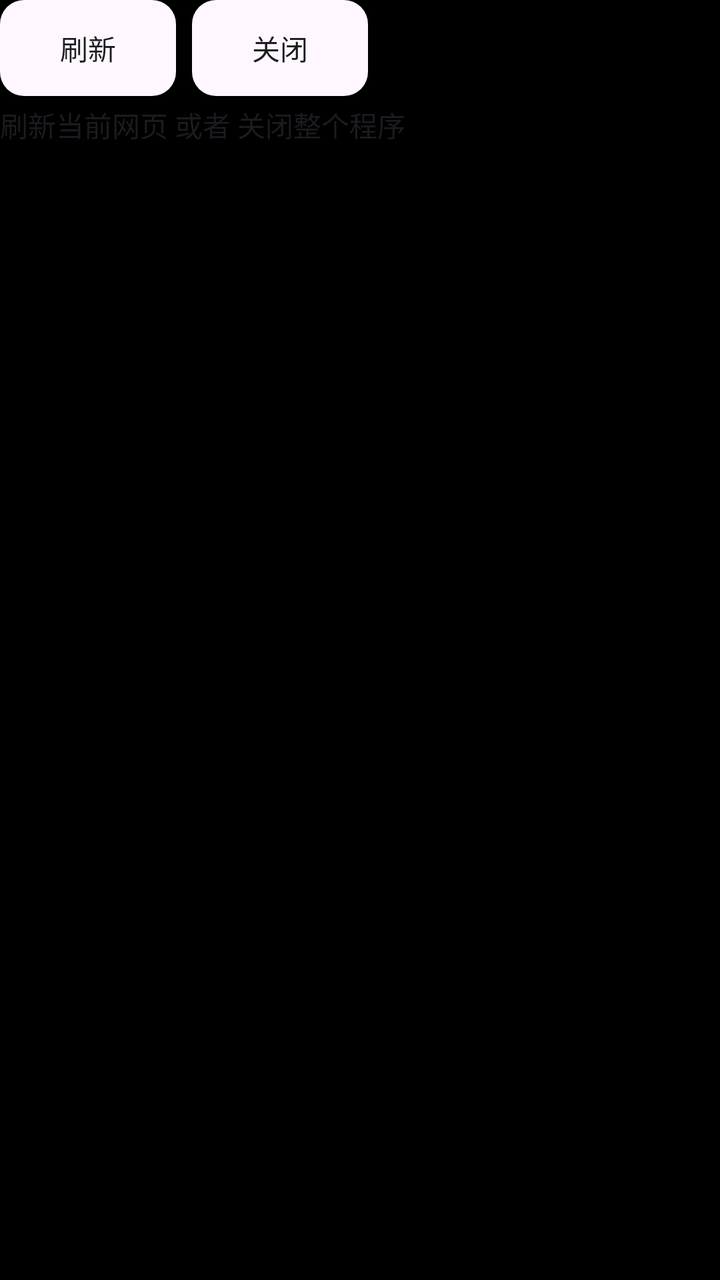
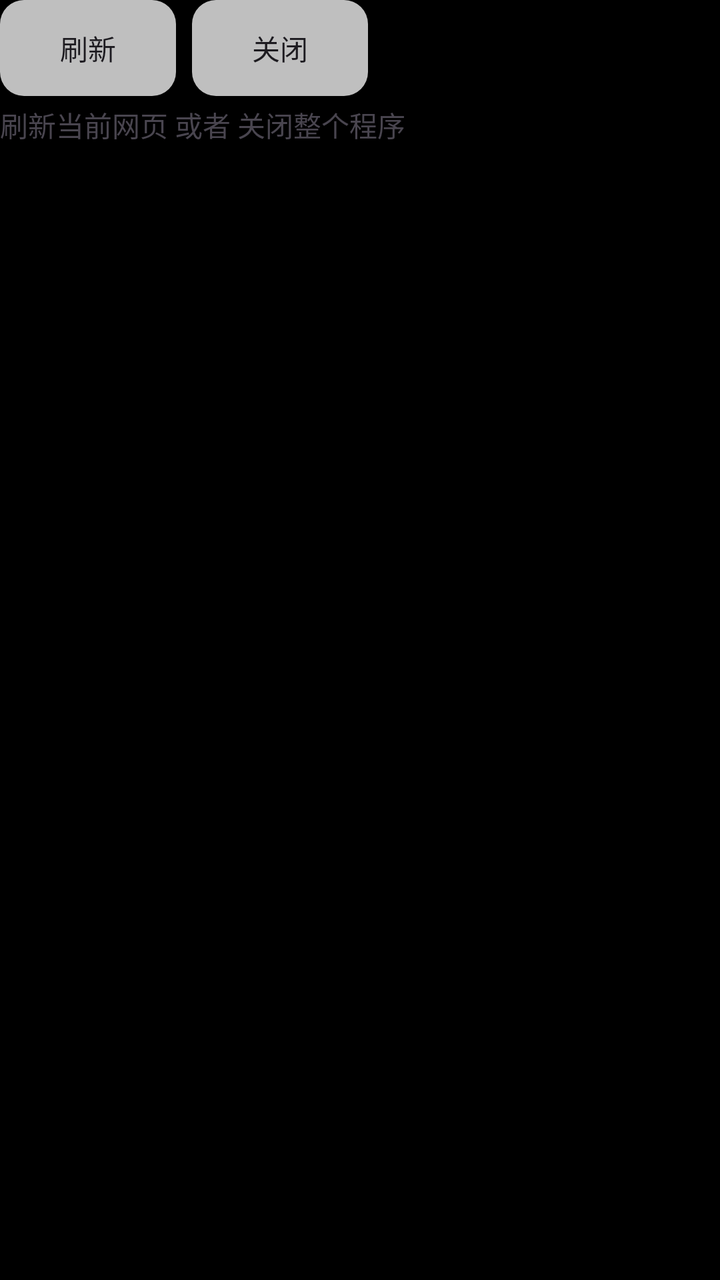

Two renders of the same Android screen: before a commit and after it. Below are the layout's source before the change and the commit's diff.
<!-- AndroidManifest.xml: application theme Theme.Readest -->
<!-- res/layout/notification_big_layout.xml -->
<?xml version="1.0" encoding="utf-8"?>
<LinearLayout xmlns:android="http://schemas.android.com/apk/res/android"
    android:layout_width="match_parent"
    android:layout_height="wrap_content"
    android:orientation="vertical">
    <LinearLayout
        android:orientation="horizontal"
        android:layout_width="match_parent"
        android:layout_height="wrap_content">
        
        <Button
            android:elevation="0dp"
            android:translationZ="0dp"
            android:stateListAnimator="@null"
            android:textColor="?android:attr/textColorPrimary"
            android:id="@+id/refresh_button"
            android:layout_marginEnd="4dp"
            android:layout_width="wrap_content"
            android:layout_height="match_parent"
            android:background="@drawable/btn_round"
            android:text="刷新"/>
        <Button
            android:elevation="0dp"
            android:translationZ="0dp"
            android:stateListAnimator="@null"
            android:textColor="?android:attr/textColorPrimary"
            android:layout_marginStart="4dp"
            android:id="@+id/close_button"
            android:layout_width="wrap_content"
            android:layout_height="match_parent"
            android:background="@drawable/btn_round"
            android:text="关闭"/>
    </LinearLayout>
    <TextView
        android:textColor="?android:attr/textColorPrimary"
        android:layout_marginTop="4dp"
        android:text="刷新当前网页 或者 关闭整个程序"
        android:gravity="start"
        android:visibility="visible"
        android:layout_width="wrap_content"
        android:layout_height="wrap_content"/>
</LinearLayout>
<!-- resources referenced by this layout -->
<resources>
  <!-- drawable btn_round (drawable) -->
  <?xml version="1.0" encoding="utf-8"?>
  <shape xmlns:android="http://schemas.android.com/apk/res/android"
      android:shape="rectangle">
      <corners android:radius="12dp"/> 
      <solid android:color="?android:attr/colorBackground"/>
  </shape>
  <style name="Theme.Readest" parent="Base.Theme.Readest" />
  <style name="Base.Theme.Readest" parent="Theme.Material3.DayNight.NoActionBar">
          
          
          
          
          <item name="android:windowBackground">@drawable/launch_bg</item>
          <item name="android:windowNoTitle">true</item>
          
          <item name="android:statusBarColor">#000000</item>
      </style>
  <!-- drawable launch_bg (drawable) -->
  <?xml version="1.0" encoding="utf-8"?>
  <layer-list xmlns:android="http://schemas.android.com/apk/res/android">
      <item>
          <shape android:shape="rectangle">
              <solid android:color="#000000"/>
          </shape>
      </item>
  </layer-list>
</resources>

<!-- the commit's change to res/layout/notification_big_layout.xml (unified diff, before → after) -->
@@ -12,7 +12,6 @@
             android:elevation="0dp"
             android:translationZ="0dp"
             android:stateListAnimator="@null"
-            android:textColor="?android:attr/textColorPrimary"
             android:id="@+id/refresh_button"
             android:layout_marginEnd="4dp"
             android:layout_width="wrap_content"
@@ -23,7 +22,6 @@
             android:elevation="0dp"
             android:translationZ="0dp"
             android:stateListAnimator="@null"
-            android:textColor="?android:attr/textColorPrimary"
             android:layout_marginStart="4dp"
             android:id="@+id/close_button"
             android:layout_width="wrap_content"
@@ -32,7 +30,6 @@
             android:text="关闭"/>
     </LinearLayout>
     <TextView
-        android:textColor="?android:attr/textColorPrimary"
         android:layout_marginTop="4dp"
         android:text="刷新当前网页 或者 关闭整个程序"
         android:gravity="start"
<!-- resource entries referenced after the edit -->
@@ -5,7 +5,7 @@
   <shape xmlns:android="http://schemas.android.com/apk/res/android"
       android:shape="rectangle">
       <corners android:radius="12dp"/> 
-      <solid android:color="?android:attr/colorBackground"/>
+      <solid android:color="#bfbfbf"/>
   </shape>
   <style name="Theme.Readest" parent="Base.Theme.Readest" />
   <style name="Base.Theme.Readest" parent="Theme.Material3.DayNight.NoActionBar">
